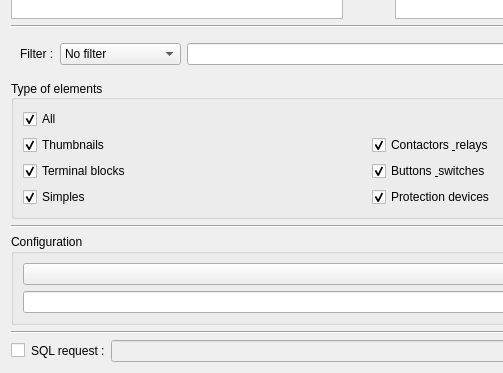
Above: sources/dataBase/ui/elementquerywidget.ui from EmilOsvoll/qelectrotech-source-mirror before the change; both pictures show x 0 to 503 and y 161 to 534 of the 738 by 534 pixel window. Below: the same form after it.
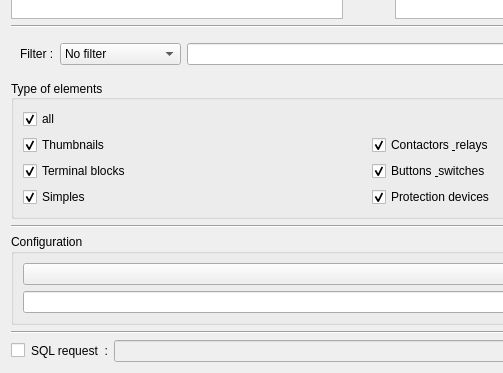
That is the form after the change. Icons and pictures are not drawn.

```diff
--- a/sources/dataBase/ui/elementquerywidget.ui
+++ b/sources/dataBase/ui/elementquerywidget.ui
@@ -265,7 +265,7 @@
          <item row="0" column="0">
           <widget class="QCheckBox" name="m_all_cb">
            <property name="text">
-            <string>All</string>
+            <string>all</string>
            </property>
            <property name="checked">
             <bool>true</bool>
@@ -406,7 +406,7 @@
      <item>
       <widget class="QLabel" name="label_3">
        <property name="text">
-        <string>SQL request :</string>
+        <string>SQL request  :</string>
        </property>
       </widget>
      </item>
```
Left out of the diff: 6 changed lines with no effect on the pictures.
